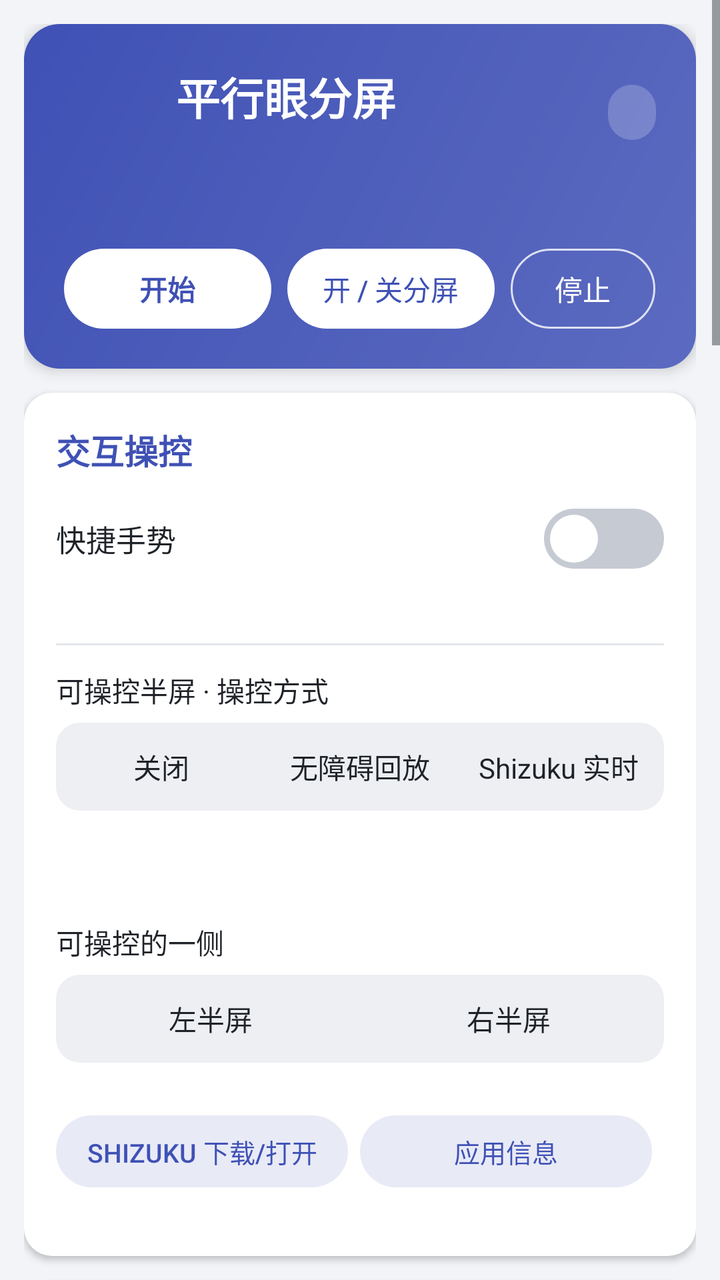
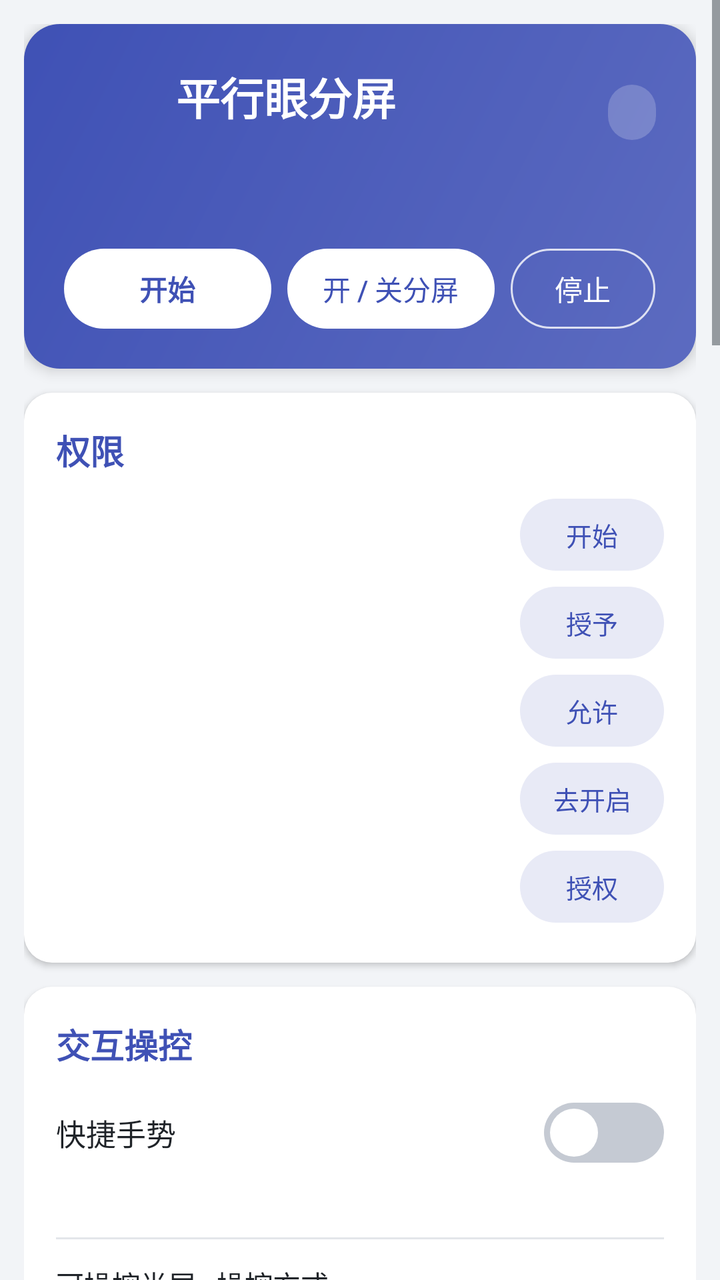

An Android layout rendered at two revisions. The XML below is the earlier revision; the diff shows what the commit changed to produce the second picture.
<!-- AndroidManifest.xml: application theme AppTheme -->
<!-- res/layout/activity_main.xml -->
<?xml version="1.0" encoding="utf-8"?>
<ScrollView xmlns:android="http://schemas.android.com/apk/res/android"
    android:layout_width="match_parent"
    android:layout_height="match_parent"
    android:background="@color/bg"
    android:fitsSystemWindows="true">
    <LinearLayout
        android:layout_width="match_parent"
        android:layout_height="wrap_content"
        android:orientation="vertical"
        android:padding="12dp">

        
        <LinearLayout
            android:layout_width="match_parent"
            android:layout_height="wrap_content"
            android:orientation="vertical"
            android:background="@drawable/header_bg"
            android:padding="20dp"
            android:layout_marginBottom="12dp"
            android:elevation="4dp">
            <LinearLayout
                android:layout_width="match_parent"
                android:layout_height="wrap_content"
                android:orientation="horizontal"
                android:gravity="center_vertical">
                <ImageView
                    android:layout_width="44dp"
                    android:layout_height="44dp"
                    android:src="@mipmap/ic_launcher"
                    android:layout_marginRight="12dp" />
                <LinearLayout
                    android:layout_width="0dp"
                    android:layout_weight="1"
                    android:layout_height="wrap_content"
                    android:orientation="vertical">
                    <TextView
                        android:layout_width="wrap_content"
                        android:layout_height="wrap_content"
                        android:text="@string/app_name"
                        android:textSize="22sp"
                        android:textStyle="bold"
                        android:textColor="#FFFFFFFF" />
                    <TextView
                        android:id="@+id/version"
                        android:layout_width="wrap_content"
                        android:layout_height="wrap_content"
                        android:textSize="12sp"
                        android:textColor="#CCFFFFFF" />
                </LinearLayout>
                <TextView
                    android:id="@+id/status"
                    android:layout_width="wrap_content"
                    android:layout_height="wrap_content"
                    android:background="@drawable/chip_bg"
                    android:paddingLeft="12dp"
                    android:paddingRight="12dp"
                    android:paddingTop="5dp"
                    android:paddingBottom="5dp"
                    android:textSize="13sp"
                    android:textColor="#FFFFFFFF" />
            </LinearLayout>
            <TextView
                android:id="@+id/statusDetail"
                android:layout_width="match_parent"
                android:layout_height="wrap_content"
                android:textSize="13sp"
                android:textColor="#E6FFFFFF"
                android:paddingTop="12dp" />
            <LinearLayout
                android:layout_width="match_parent"
                android:layout_height="wrap_content"
                android:orientation="horizontal"
                android:paddingTop="14dp">
                <Button
                    android:id="@+id/btnStart"
                    android:layout_width="0dp"
                    android:layout_weight="1"
                    android:layout_height="40dp"
                    android:background="@drawable/btn_white"
                    android:textColor="@color/accent"
                    android:textStyle="bold"
                    android:stateListAnimator="@null"
                    android:text="开始" />
                <Button
                    android:id="@+id/btnToggle"
                    android:layout_width="0dp"
                    android:layout_weight="1"
                    android:layout_height="40dp"
                    android:layout_marginLeft="8dp"
                    android:background="@drawable/btn_white"
                    android:textColor="@color/accent"
                    android:stateListAnimator="@null"
                    android:text="开 / 关分屏" />
                <Button
                    android:id="@+id/btnStop"
                    android:layout_width="0dp"
                    android:layout_weight="0.7"
                    android:layout_height="40dp"
                    android:layout_marginLeft="8dp"
                    android:background="@drawable/btn_ghost"
                    android:textColor="#FFFFFFFF"
                    android:stateListAnimator="@null"
                    android:text="停止" />
            </LinearLayout>
        </LinearLayout>

        
        <LinearLayout style="@style/Card">
            <TextView style="@style/CardTitle" android:text="交互操控" />
            <Switch android:id="@+id/swGestures" style="@style/PillSwitch" android:text="快捷手势" />
            <TextView style="@style/Hint" android:id="@+id/gestureHelp" />
            <View style="@style/Divider" />
            <TextView style="@style/Label" android:text="可操控半屏 · 操控方式" />
            <RadioGroup android:id="@+id/methodGroup" style="@style/SegGroup">
                <RadioButton android:id="@+id/methodOff" style="@style/Seg" android:text="关闭" />
                <RadioButton android:id="@+id/methodA11y" style="@style/Seg" android:text="无障碍回放" />
                <RadioButton android:id="@+id/methodShizuku" style="@style/Seg" android:text="Shizuku 实时" />
            </RadioGroup>
            <TextView
                android:id="@+id/methodStatus"
                android:layout_width="match_parent"
                android:layout_height="wrap_content"
                android:textSize="14sp"
                android:paddingTop="8dp" />
            <TextView style="@style/Hint" android:id="@+id/methodHelp" />
            <TextView style="@style/Label" android:text="可操控的一侧" />
            <RadioGroup android:id="@+id/controlGroup" style="@style/SegGroup">
                <RadioButton android:id="@+id/controlLeft" style="@style/Seg" android:text="左半屏" />
                <RadioButton android:id="@+id/controlRight" style="@style/Seg" android:text="右半屏" />
            </RadioGroup>
            <TextView style="@style/Hint" android:id="@+id/comboHint" />
            <LinearLayout
                android:layout_width="match_parent"
                android:layout_height="wrap_content"
                android:orientation="horizontal"
                android:paddingTop="8dp">
                <Button
                    android:id="@+id/btnShizukuApp"
                    style="@style/TonalBtn"
                    android:layout_width="0dp"
                    android:layout_weight="1"
                    android:layout_marginLeft="0dp"
                    android:layout_marginRight="6dp"
                    android:text="Shizuku 下载/打开" />
                <Button
                    android:id="@+id/btnAppInfo"
                    style="@style/TonalBtn"
                    android:layout_width="0dp"
                    android:layout_weight="1"
                    android:layout_marginLeft="0dp"
                    android:layout_marginRight="6dp"
                    android:text="@string/btn_app_info" />
            </LinearLayout>
            <TextView style="@style/Hint" android:id="@+id/controlHelp" />
        </LinearLayout>

        
        <LinearLayout style="@style/Card">
            <TextView style="@style/CardTitle" android:text="画面与布局" />
            <TextView android:id="@+id/lblSize" style="@style/Label" />
            <SeekBar
                android:id="@+id/seekSize"
                android:layout_width="match_parent"
                android:layout_height="wrap_content"
                android:paddingTop="6dp"
                android:paddingBottom="6dp" />
            <TextView android:id="@+id/lblOffset" style="@style/Label" />
            <SeekBar
                android:id="@+id/seekOffset"
                android:layout_width="match_parent"
                android:layout_height="wrap_content"
                android:paddingTop="6dp"
                android:paddingBottom="6dp" />
            <TextView android:id="@+id/lblSep" style="@style/Label" />
            <SeekBar
                android:id="@+id/seekSep"
                android:layout_width="match_parent"
                android:layout_height="wrap_content"
                android:paddingTop="6dp"
                android:paddingBottom="6dp" />
            <Switch android:id="@+id/chkDots" style="@style/PillSwitch" android:text="显示对焦红圈" />
            <View style="@style/Divider" />
            <TextView style="@style/Label" android:text="@string/fit_title" />
            <RadioGroup android:id="@+id/fitGroup" style="@style/SegGroup">
                <RadioButton android:id="@+id/fitFill" style="@style/Seg" android:text="填满" />
                <RadioButton android:id="@+id/fitContain" style="@style/Seg" android:text="完整显示" />
            </RadioGroup>
            <TextView style="@style/Hint" android:id="@+id/fitHint" />
            <View style="@style/Divider" />
            <TextView style="@style/Label" android:text="@string/orient_title" />
            <RadioGroup android:id="@+id/orientGroup" style="@style/SegGroup">
                <RadioButton android:id="@+id/orientForce" style="@style/Seg" android:text="强制横屏" />
                <RadioButton android:id="@+id/orientFollow" style="@style/Seg" android:text="跟随系统" />
            </RadioGroup>
            <TextView style="@style/Hint" android:id="@+id/orientHint" />
            <TextView style="@style/Label" android:text="横屏方向" />
            <RadioGroup android:id="@+id/dirGroup" style="@style/SegGroup">
                <RadioButton android:id="@+id/dirAuto" style="@style/Seg" android:text="@string/dir_auto" />
                <RadioButton android:id="@+id/dirLeft" style="@style/Seg" android:text="@string/dir_left" />
                <RadioButton android:id="@+id/dirRight" style="@style/Seg" android:text="@string/dir_right" />
            </RadioGroup>
            <TextView style="@style/Hint" android:text="@string/dir_help" />
        </LinearLayout>

        
        <LinearLayout style="@style/Card">
            <TextView style="@style/CardTitle" android:text="采集与刷新" />
            <TextView style="@style/Label" android:text="分辨率" />
            <RadioGroup android:id="@+id/resGroup" style="@style/SegGroup">
                <RadioButton android:id="@+id/res100" style="@style/Seg" android:text="100%" />
                <RadioButton android:id="@+id/res75" style="@style/Seg" android:text="75%" />
                <RadioButton android:id="@+id/res50" style="@style/Seg" android:text="50%" />
            </RadioGroup>
            <TextView style="@style/Label" android:text="帧率" />
            <RadioGroup android:id="@+id/fpsGroup" style="@style/SegGroup">
                <RadioButton android:id="@+id/fpsFollow" style="@style/Seg" android:text="跟随屏幕" />
                <RadioButton android:id="@+id/fps60" style="@style/Seg" android:text="60" />
                <RadioButton android:id="@+id/fps30" style="@style/Seg" android:text="30" />
            </RadioGroup>
            <TextView android:id="@+id/qualityHint" style="@style/Hint" />
            <Switch android:id="@+id/swGpu" style="@style/PillSwitch" android:text="GPU 直接绘制" />
            <TextView android:id="@+id/gpuHint" style="@style/Hint" />
            <View style="@style/Divider" />
            <Switch android:id="@+id/swFull" style="@style/PillSwitch" android:text="整屏捕获（实验）" />
            <TextView android:id="@+id/fullHint" style="@style/Hint" />
            <Button
                android:id="@+id/btnRestart"
                style="@style/TonalBtn"
                android:layout_marginLeft="0dp"
                android:layout_marginTop="6dp"
                android:visibility="gone"
                android:text="重新开始" />
            <View style="@style/Divider" />
            <TextView style="@style/Label" android:text="刷新方式" />
            <RadioGroup android:id="@+id/modeGroup" style="@style/SegGroup">
                <RadioButton android:id="@+id/modeLive" style="@style/Seg" android:text="实时" />
                <RadioButton android:id="@+id/modeInterval" style="@style/Seg" android:text="间歇刷新" />
            </RadioGroup>
            <TextView style="@style/Hint" android:id="@+id/modeHint" />
            <TextView android:id="@+id/lblInterval" style="@style/Label" />
            <SeekBar
                android:id="@+id/seekInterval"
                android:layout_width="match_parent"
                android:layout_height="wrap_content"
                android:paddingTop="6dp"
                android:paddingBottom="6dp" />
            <TextView
                android:id="@+id/protectTip"
                style="@style/Hint"
                android:layout_marginTop="8dp" />
        </LinearLayout>

        
        <LinearLayout style="@style/Card">
            <TextView style="@style/CardTitle" android:text="权限" />
            <LinearLayout
                android:layout_width="match_parent"
                android:layout_height="wrap_content"
                android:orientation="horizontal"
                android:gravity="center_vertical"
                android:minHeight="44dp">
                <TextView android:id="@+id/stCapture" style="@style/PermStatus" />
                <Button android:id="@+id/btnStart2" style="@style/TonalBtn" android:text="开始" />
            </LinearLayout>
            <LinearLayout
                android:layout_width="match_parent"
                android:layout_height="wrap_content"
                android:orientation="horizontal"
                android:gravity="center_vertical"
                android:minHeight="44dp">
                <TextView android:id="@+id/stOverlay" style="@style/PermStatus" />
                <Button android:id="@+id/btnOverlayPerm" style="@style/TonalBtn" android:text="授予" />
            </LinearLayout>
            <LinearLayout
                android:layout_width="match_parent"
                android:layout_height="wrap_content"
                android:orientation="horizontal"
                android:gravity="center_vertical"
                android:minHeight="44dp">
                <TextView android:id="@+id/stNotif" style="@style/PermStatus" />
                <Button android:id="@+id/btnNotifPerm" style="@style/TonalBtn" android:text="允许" />
            </LinearLayout>
            <LinearLayout
                android:layout_width="match_parent"
                android:layout_height="wrap_content"
                android:orientation="horizontal"
                android:gravity="center_vertical"
                android:minHeight="44dp">
                <TextView android:id="@+id/a11yStatus" style="@style/PermStatus" />
                <Button android:id="@+id/btnA11y" style="@style/TonalBtn" android:text="去开启" />
            </LinearLayout>
            <LinearLayout
                android:layout_width="match_parent"
                android:layout_height="wrap_content"
                android:orientation="horizontal"
                android:gravity="center_vertical"
                android:minHeight="44dp">
                <TextView android:id="@+id/stShizuku" style="@style/PermStatus" />
                <Button android:id="@+id/btnShizuku" style="@style/TonalBtn" android:text="授权" />
            </LinearLayout>
        </LinearLayout>

        
        <LinearLayout style="@style/Card">
            <TextView style="@style/CardTitle" android:text="关于与调试" />
            <Switch android:id="@+id/swFps" style="@style/PillSwitch" android:text="显示帧率（调试用）" />
            <Button
                android:id="@+id/btnReset"
                style="@style/TonalBtn"
                android:layout_marginLeft="0dp"
                android:text="恢复默认参数" />
            <TextView android:id="@+id/help" style="@style/Hint" />
            <TextView
                android:id="@+id/crashInfo"
                style="@style/Hint"
                android:layout_marginTop="8dp"
                android:textIsSelectable="true"
                android:visibility="gone" />
            <Button
                android:id="@+id/btnClearCrash"
                style="@style/TonalBtn"
                android:layout_marginLeft="0dp"
                android:visibility="gone"
                android:text="清除异常记录" />
        </LinearLayout>
    </LinearLayout>
</ScrollView>
<!-- resources referenced by this layout -->
<resources>
  <color name="accent">#FF3F51B5</color>
  <color name="bg">#FFF2F4F7</color>
  <!-- drawable chip_bg (drawable) -->
  <?xml version="1.0" encoding="utf-8"?>
  <shape xmlns:android="http://schemas.android.com/apk/res/android" android:shape="rectangle">
      <solid android:color="#33FFFFFF"/><corners android:radius="14dp"/>
  </shape>
  <!-- drawable header_bg (drawable) -->
  <?xml version="1.0" encoding="utf-8"?>
  <shape xmlns:android="http://schemas.android.com/apk/res/android" android:shape="rectangle">
      <gradient android:startColor="#FF3F51B5" android:endColor="#FF5C6BC0" android:angle="315"/>
      <corners android:radius="18dp"/>
  </shape>
  <!-- mipmap ic_launcher (mipmap-anydpi-v26) -->
  <?xml version="1.0" encoding="utf-8"?>
  <adaptive-icon xmlns:android="http://schemas.android.com/apk/res/android">
      <background android:drawable="@color/ic_bg" />
      <foreground android:drawable="@drawable/ic_fg" />
  </adaptive-icon>
  <string name="app_name">平行眼分屏</string>
  <string name="btn_app_info">应用信息</string>
  <string name="dir_auto">自动</string>
  <string name="dir_help">向左：手机逆时针转，顶部朝左；向右：手机顺时针转，顶部朝右。自动：根据重力感应判断。</string>
  <string name="dir_left">向左</string>
  <string name="dir_right">向右</string>
  <string name="fit_title">画面适配</string>
  <string name="orient_title">分屏方向</string>
  <style name="CardTitle">
          <item name="android:layout_width">match_parent</item>
          <item name="android:layout_height">wrap_content</item>
          <item name="android:textSize">17sp</item>
          <item name="android:textStyle">bold</item>
          <item name="android:textColor">@color/accent</item>
          <item name="android:paddingBottom">8dp</item>
      </style>
  <style name="Divider">
          <item name="android:layout_width">match_parent</item>
          <item name="android:layout_height">1dp</item>
          <item name="android:background">@color/divider</item>
          <item name="android:layout_marginTop">10dp</item>
          <item name="android:layout_marginBottom">2dp</item>
      </style>
  <style name="Hint">
          <item name="android:layout_width">match_parent</item>
          <item name="android:layout_height">wrap_content</item>
          <item name="android:textSize">12sp</item>
          <item name="android:textColor">@color/text2</item>
          <item name="android:lineSpacingExtra">2dp</item>
          <item name="android:paddingTop">2dp</item>
      </style>
  <style name="Label">
          <item name="android:layout_width">match_parent</item>
          <item name="android:layout_height">wrap_content</item>
          <item name="android:textSize">14sp</item>
          <item name="android:textColor">@color/text</item>
          <item name="android:paddingTop">10dp</item>
      </style>
  <style name="PermStatus">
          <item name="android:layout_width">0dp</item>
          <item name="android:layout_weight">1</item>
          <item name="android:layout_height">wrap_content</item>
          <item name="android:textSize">14sp</item>
          <item name="android:layout_gravity">center_vertical</item>
      </style>
  <color name="ic_bg">#FF101418</color>
  <!-- drawable card_bg (drawable) -->
  <?xml version="1.0" encoding="utf-8"?>
  <shape xmlns:android="http://schemas.android.com/apk/res/android" android:shape="rectangle">
      <solid android:color="@color/card" />
      <corners android:radius="14dp" />
  </shape>
  <color name="divider">#FFE3E6EA</color>
  <color name="text2">#FF5F6670</color>
  <color name="text">#FF1F2328</color>
  <!-- drawable seg_group_bg (drawable) -->
  <?xml version="1.0" encoding="utf-8"?>
  <shape xmlns:android="http://schemas.android.com/apk/res/android" android:shape="rectangle">
      <solid android:color="#FFEDEFF3"/><corners android:radius="12dp"/>
  </shape>
  <color name="card">#FFFFFFFF</color>
  <!-- unchanged entries left out for length: 13 -->
</resources>

<!-- the commit's change to res/layout/activity_main.xml (unified diff, before → after) -->
@@ -107,6 +107,56 @@
 
         
         <LinearLayout style="@style/Card">
+            <TextView style="@style/CardTitle" android:text="权限" />
+            <LinearLayout
+                android:layout_width="match_parent"
+                android:layout_height="wrap_content"
+                android:orientation="horizontal"
+                android:gravity="center_vertical"
+                android:minHeight="44dp">
+                <TextView android:id="@+id/stCapture" style="@style/PermStatus" />
+                <Button android:id="@+id/btnStart2" style="@style/TonalBtn" android:text="开始" />
+            </LinearLayout>
+            <LinearLayout
+                android:layout_width="match_parent"
+                android:layout_height="wrap_content"
+                android:orientation="horizontal"
+                android:gravity="center_vertical"
+                android:minHeight="44dp">
+                <TextView android:id="@+id/stOverlay" style="@style/PermStatus" />
+                <Button android:id="@+id/btnOverlayPerm" style="@style/TonalBtn" android:text="授予" />
+            </LinearLayout>
+            <LinearLayout
+                android:layout_width="match_parent"
+                android:layout_height="wrap_content"
+                android:orientation="horizontal"
+                android:gravity="center_vertical"
+                android:minHeight="44dp">
+                <TextView android:id="@+id/stNotif" style="@style/PermStatus" />
+                <Button android:id="@+id/btnNotifPerm" style="@style/TonalBtn" android:text="允许" />
+            </LinearLayout>
+            <LinearLayout
+                android:layout_width="match_parent"
+                android:layout_height="wrap_content"
+                android:orientation="horizontal"
+                android:gravity="center_vertical"
+                android:minHeight="44dp">
+                <TextView android:id="@+id/a11yStatus" style="@style/PermStatus" />
+                <Button android:id="@+id/btnA11y" style="@style/TonalBtn" android:text="去开启" />
+            </LinearLayout>
+            <LinearLayout
+                android:layout_width="match_parent"
+                android:layout_height="wrap_content"
+                android:orientation="horizontal"
+                android:gravity="center_vertical"
+                android:minHeight="44dp">
+                <TextView android:id="@+id/stShizuku" style="@style/PermStatus" />
+                <Button android:id="@+id/btnShizuku" style="@style/TonalBtn" android:text="授权" />
+            </LinearLayout>
+        </LinearLayout>
+
+        
+        <LinearLayout style="@style/Card">
             <TextView style="@style/CardTitle" android:text="交互操控" />
             <Switch android:id="@+id/swGestures" style="@style/PillSwitch" android:text="快捷手势" />
             <TextView style="@style/Hint" android:id="@+id/gestureHelp" />
@@ -249,56 +299,6 @@
                 android:id="@+id/protectTip"
                 style="@style/Hint"
                 android:layout_marginTop="8dp" />
-        </LinearLayout>
-
-        
-        <LinearLayout style="@style/Card">
-            <TextView style="@style/CardTitle" android:text="权限" />
-            <LinearLayout
-                android:layout_width="match_parent"
-                android:layout_height="wrap_content"
-                android:orientation="horizontal"
-                android:gravity="center_vertical"
-                android:minHeight="44dp">
-                <TextView android:id="@+id/stCapture" style="@style/PermStatus" />
-                <Button android:id="@+id/btnStart2" style="@style/TonalBtn" android:text="开始" />
-            </LinearLayout>
-            <LinearLayout
-                android:layout_width="match_parent"
-                android:layout_height="wrap_content"
-                android:orientation="horizontal"
-                android:gravity="center_vertical"
-                android:minHeight="44dp">
-                <TextView android:id="@+id/stOverlay" style="@style/PermStatus" />
-                <Button android:id="@+id/btnOverlayPerm" style="@style/TonalBtn" android:text="授予" />
-            </LinearLayout>
-            <LinearLayout
-                android:layout_width="match_parent"
-                android:layout_height="wrap_content"
-                android:orientation="horizontal"
-                android:gravity="center_vertical"
-                android:minHeight="44dp">
-                <TextView android:id="@+id/stNotif" style="@style/PermStatus" />
-                <Button android:id="@+id/btnNotifPerm" style="@style/TonalBtn" android:text="允许" />
-            </LinearLayout>
-            <LinearLayout
-                android:layout_width="match_parent"
-                android:layout_height="wrap_content"
-                android:orientation="horizontal"
-                android:gravity="center_vertical"
-                android:minHeight="44dp">
-                <TextView android:id="@+id/a11yStatus" style="@style/PermStatus" />
-                <Button android:id="@+id/btnA11y" style="@style/TonalBtn" android:text="去开启" />
-            </LinearLayout>
-            <LinearLayout
-                android:layout_width="match_parent"
-                android:layout_height="wrap_content"
-                android:orientation="horizontal"
-                android:gravity="center_vertical"
-                android:minHeight="44dp">
-                <TextView android:id="@+id/stShizuku" style="@style/PermStatus" />
-                <Button android:id="@+id/btnShizuku" style="@style/TonalBtn" android:text="授权" />
-            </LinearLayout>
         </LinearLayout>
 
         
